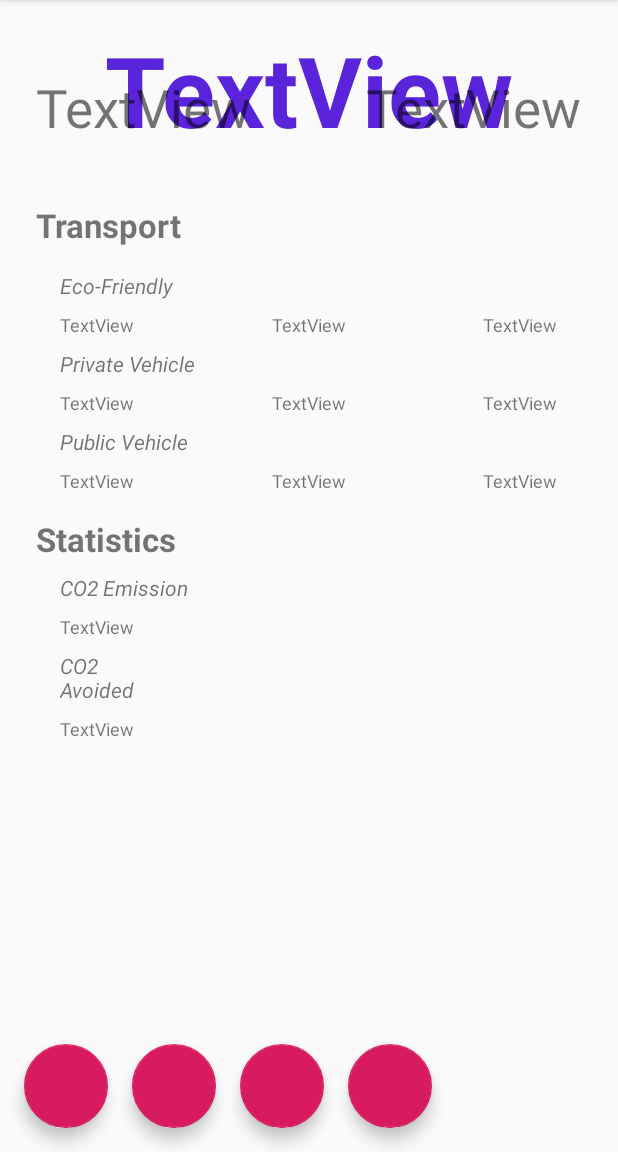
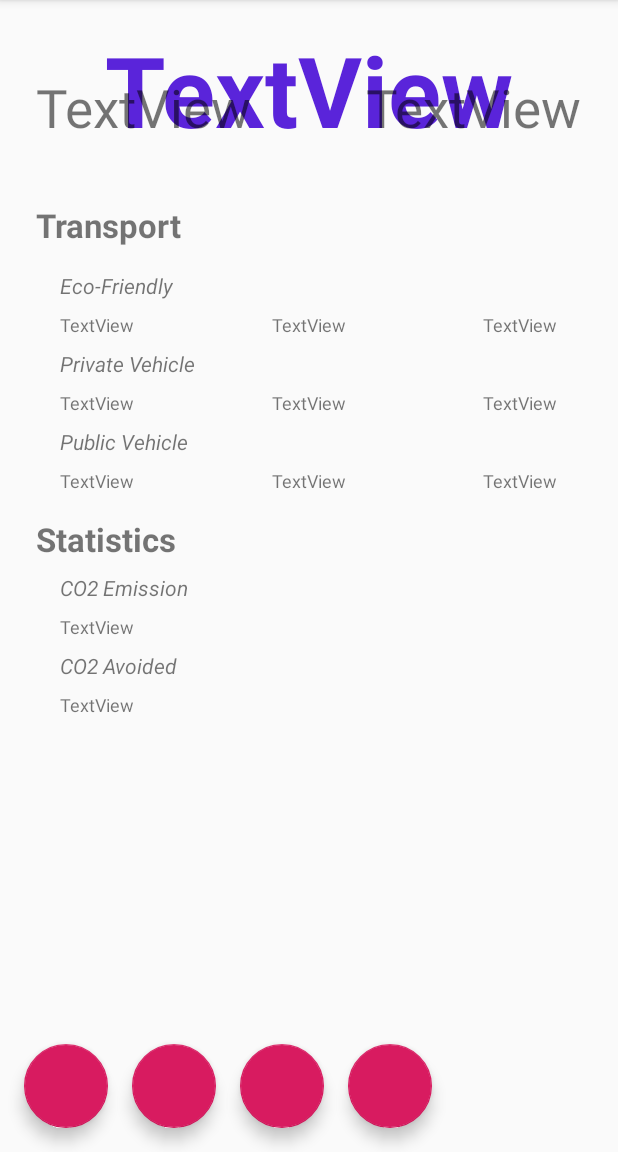
Before and after one commit to MiguelSanchezP/HackUPC2019, an Android app: the screen it shows after launch (MainActivity), on a phone screen of 412 x 824 dp, the part 84-1236 px from its top. Run offline under Robolectric (Android 15) with nearby library versions, the phone set to English and light mode, and no system bars.

Commit message:
put the CO2 avoiding stay in just one line

```diff
--- a/app/src/main/res/layout/content_main.xml
+++ b/app/src/main/res/layout/content_main.xml
@@ -255,8 +255,8 @@
 
     <TextView
         android:id="@+id/CO2Avoided"
-        android:layout_width="78dp"
-        android:layout_height="wrap_content"
+        android:layout_width="136dp"
+        android:layout_height="19dp"
         android:layout_marginTop="8dp"
         android:text="CO2 Avoided"
         android:textStyle="italic"
```
